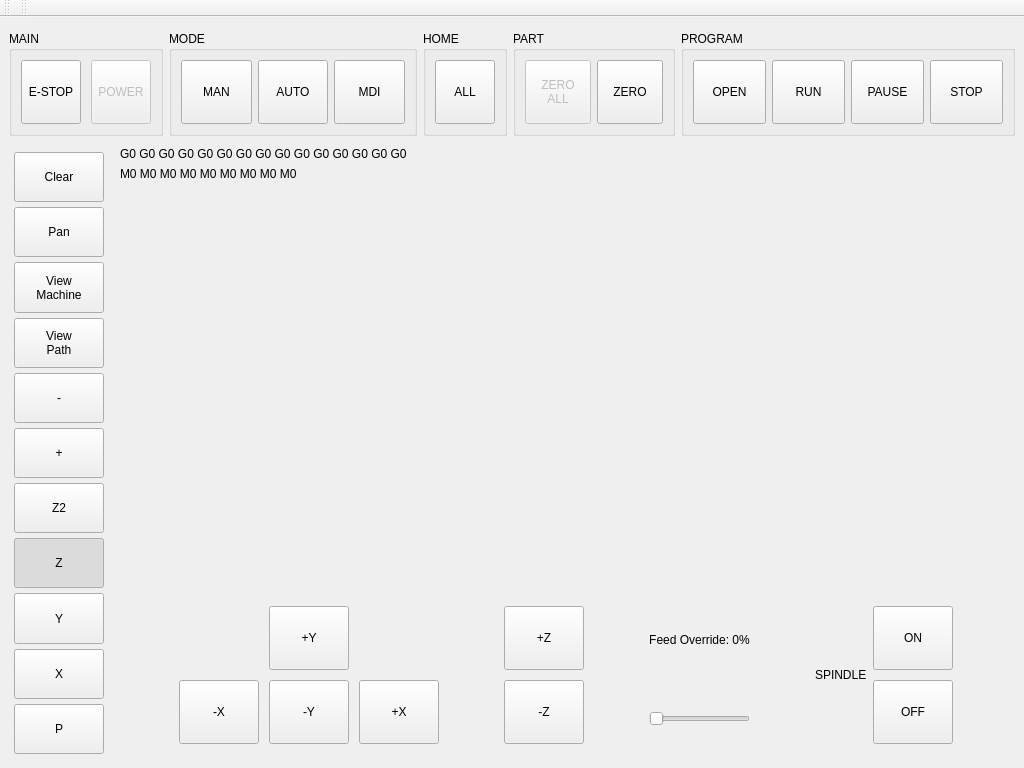
Above: tnc/ui/window.ui from kcjengr/turbonc before the change. Below: the same form after it.
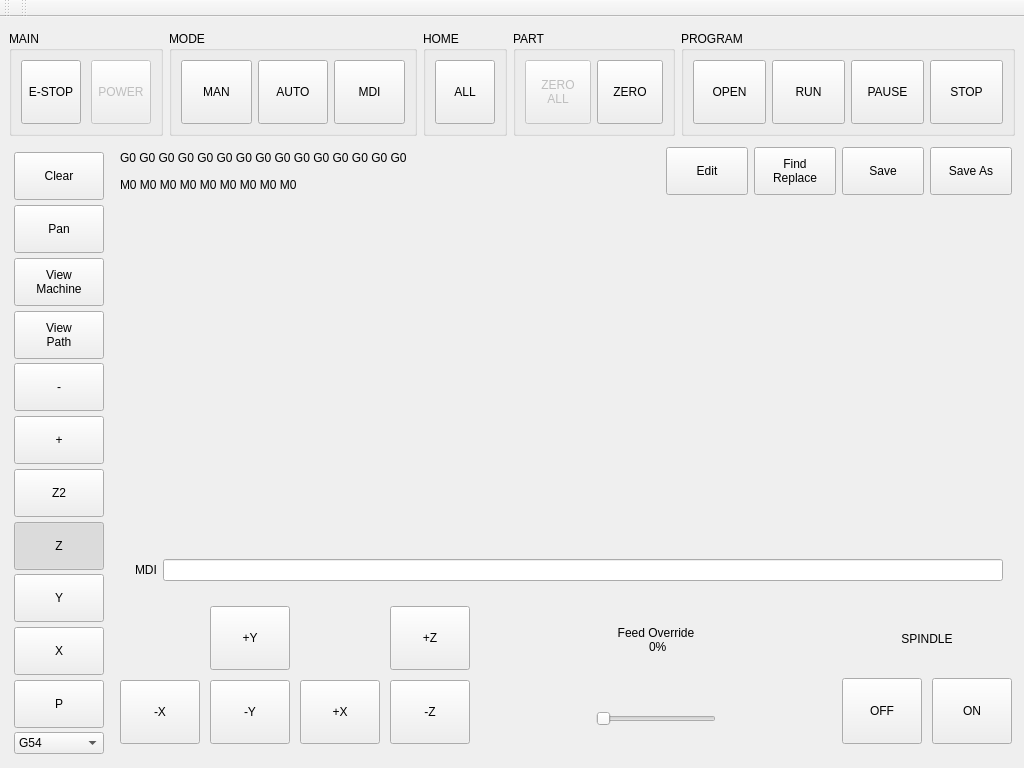
That is the form after the change. Icons and pictures are not drawn. Custom widgets are drawn as their Qt base class.

```diff
--- a/tnc/ui/window.ui
+++ b/tnc/ui/window.ui
@@ -730,11 +730,63 @@
            </property>
           </widget>
          </item>
+         <item>
+          <widget class="ActionComboBox" name="actioncombobox">
+           <property name="actionName" stdset="0">
+            <string>machine.set-work-coord</string>
+           </property>
+           <item>
+            <property name="text">
+             <string>G54</string>
+            </property>
+           </item>
+           <item>
+            <property name="text">
+             <string>G55</string>
+            </property>
+           </item>
+           <item>
+            <property name="text">
+             <string>G56</string>
+            </property>
+           </item>
+           <item>
+            <property name="text">
+             <string>G57</string>
+            </property>
+           </item>
+           <item>
+            <property name="text">
+             <string>G58</string>
+            </property>
+           </item>
+           <item>
+            <property name="text">
+             <string>G59</string>
+            </property>
+           </item>
+           <item>
+            <property name="text">
+             <string>G59.1</string>
+            </property>
+           </item>
+           <item>
+            <property name="text">
+             <string>G59.2</string>
+            </property>
+           </item>
+           <item>
+            <property name="text">
+             <string>G59.3</string>
+            </property>
+           </item>
+          </widget>
+         </item>
         </layout>
        </widget>
       </item>
       <item>
-       <layout class="QVBoxLayout" name="verticalLayout_4" stretch="0,0,0,0">
+       <layout class="QVBoxLayout" name="verticalLayout_4" stretch="0,0,0">
         <property name="spacing">
          <number>6</number>
         </property>
@@ -751,33 +803,149 @@
          <number>15</number>
         </property>
         <item>
-         <widget class="StatusLabel" name="statuslabel_13">
-          <property name="enabled">
-           <bool>true</bool>
-          </property>
-          <property name="text">
-           <string>G0 G0 G0 G0 G0 G0 G0 G0 G0 G0 G0 G0 G0 G0 G0</string>
-          </property>
-          <property name="rules" stdset="0">
-           <string>[{&quot;channels&quot;: [{&quot;trigger&quot;: true, &quot;type&quot;: &quot;str&quot;, &quot;url&quot;: &quot;status:gcodes?text&quot;}], &quot;property&quot;: &quot;Text&quot;, &quot;expression&quot;: &quot;ch[0]&quot;, &quot;name&quot;: &quot;Active Codes&quot;}]</string>
-          </property>
-          <property name="statusItem" stdset="0">
-           <string/>
-          </property>
-         </widget>
-        </item>
-        <item>
-         <widget class="StatusLabel" name="statuslabel_14">
-          <property name="text">
-           <string>M0 M0 M0 M0 M0 M0 M0 M0 M0</string>
-          </property>
-          <property name="rules" stdset="0">
-           <string>[{&quot;channels&quot;: [{&quot;trigger&quot;: true, &quot;type&quot;: &quot;str&quot;, &quot;url&quot;: &quot;status:mcodes?text&quot;}], &quot;property&quot;: &quot;Text&quot;, &quot;expression&quot;: &quot;ch[0]&quot;, &quot;name&quot;: &quot;Active Mcodes&quot;}]</string>
-          </property>
-          <property name="statusItem" stdset="0">
-           <string/>
-          </property>
-         </widget>
+         <layout class="QHBoxLayout" name="horizontalLayout_10">
+          <item>
+           <layout class="QVBoxLayout" name="verticalLayout_7">
+            <item>
+             <widget class="StatusLabel" name="statuslabel_13">
+              <property name="enabled">
+               <bool>true</bool>
+              </property>
+              <property name="sizePolicy">
+               <sizepolicy hsizetype="Minimum" vsizetype="Preferred">
+                <horstretch>0</horstretch>
+                <verstretch>0</verstretch>
+               </sizepolicy>
+              </property>
+              <property name="minimumSize">
+               <size>
+                <width>0</width>
+                <height>0</height>
+               </size>
+              </property>
+              <property name="text">
+               <string>G0 G0 G0 G0 G0 G0 G0 G0 G0 G0 G0 G0 G0 G0 G0</string>
+              </property>
+              <property name="rules" stdset="0">
+               <string>[{&quot;channels&quot;: [{&quot;trigger&quot;: true, &quot;type&quot;: &quot;str&quot;, &quot;url&quot;: &quot;status:gcodes?text&quot;}], &quot;property&quot;: &quot;Text&quot;, &quot;expression&quot;: &quot;ch[0]&quot;, &quot;name&quot;: &quot;Active Codes&quot;}]</string>
+              </property>
+              <property name="statusItem" stdset="0">
+               <string/>
+              </property>
+             </widget>
+            </item>
+            <item>
+             <widget class="StatusLabel" name="statuslabel_14">
+              <property name="sizePolicy">
+               <sizepolicy hsizetype="Minimum" vsizetype="Preferred">
+                <horstretch>0</horstretch>
+                <verstretch>0</verstretch>
+               </sizepolicy>
+              </property>
+              <property name="minimumSize">
+               <size>
+                <width>0</width>
+                <height>0</height>
+               </size>
+              </property>
+              <property name="text">
+               <string>M0 M0 M0 M0 M0 M0 M0 M0 M0</string>
+              </property>
+              <property name="rules" stdset="0">
+               <string>[{&quot;channels&quot;: [{&quot;trigger&quot;: true, &quot;type&quot;: &quot;str&quot;, &quot;url&quot;: &quot;status:mcodes?text&quot;}], &quot;property&quot;: &quot;Text&quot;, &quot;expression&quot;: &quot;ch[0]&quot;, &quot;name&quot;: &quot;Active Mcodes&quot;}]</string>
+              </property>
+              <property name="statusItem" stdset="0">
+               <string/>
+              </property>
+             </widget>
+            </item>
+           </layout>
+          </item>
+          <item>
+           <layout class="QHBoxLayout" name="horizontalLayout_12" stretch="0,0,0,0">
+            <item>
+             <widget class="QPushButton" name="pushButton_4">
+              <property name="minimumSize">
+               <size>
+                <width>64</width>
+                <height>48</height>
+               </size>
+              </property>
+              <property name="maximumSize">
+               <size>
+                <width>82</width>
+                <height>16777215</height>
+               </size>
+              </property>
+              <property name="text">
+               <string>Edit</string>
+              </property>
+              <property name="checkable">
+               <bool>true</bool>
+              </property>
+             </widget>
+            </item>
+            <item>
+             <widget class="QPushButton" name="pushButton_3">
+              <property name="minimumSize">
+               <size>
+                <width>64</width>
+                <height>48</height>
+               </size>
+              </property>
+              <property name="maximumSize">
+               <size>
+                <width>82</width>
+                <height>16777215</height>
+               </size>
+              </property>
+              <property name="text">
+               <string>Find
+Replace</string>
+              </property>
+             </widget>
+            </item>
+            <item>
+             <widget class="QPushButton" name="pushButton_2">
+              <property name="minimumSize">
+               <size>
+                <width>64</width>
+                <height>48</height>
+               </size>
+              </property>
+              <property name="maximumSize">
+               <size>
+                <width>82</width>
+                <height>16777215</height>
+               </size>
+              </property>
+              <property name="text">
+               <string>Save</string>
+              </property>
+             </widget>
+            </item>
+            <item>
+             <widget class="QPushButton" name="pushButton">
+              <property name="minimumSize">
+               <size>
+                <width>64</width>
+                <height>48</height>
+               </size>
+              </property>
+              <property name="maximumSize">
+               <size>
+                <width>82</width>
+                <height>16777215</height>
+               </size>
+              </property>
+              <property name="text">
+               <string>Save As</string>
+              </property>
+             </widget>
+            </item>
+           </layout>
+          </item>
+         </layout>
         </item>
         <item>
          <widget class="QStackedWidget" name="stackedwidget">
@@ -810,6 +978,27 @@
               </property>
              </widget>
             </item>
+            <item>
+             <layout class="QVBoxLayout" name="verticalLayout_8">
+              <item>
+               <widget class="GcodeEditor" name="gcodeeditor"/>
+              </item>
+              <item>
+               <layout class="QHBoxLayout" name="horizontalLayout_13">
+                <item>
+                 <widget class="QLabel" name="label">
+                  <property name="text">
+                   <string>MDI</string>
+                  </property>
+                 </widget>
+                </item>
+                <item>
+                 <widget class="MDIEntry" name="mdientry"/>
+                </item>
+               </layout>
+              </item>
+             </layout>
+            </item>
            </layout>
           </widget>
           <widget class="QWidget" name="page_2"/>
@@ -820,29 +1009,13 @@
           <property name="topMargin">
            <number>10</number>
           </property>
-          <item>
-           <spacer name="horizontalSpacer">
-            <property name="orientation">
-             <enum>Qt::Horizontal</enum>
-            </property>
-            <property name="sizeType">
-             <enum>QSizePolicy::Expanding</enum>
-            </property>
-            <property name="sizeHint" stdset="0">
-             <size>
-              <width>40</width>
-              <height>20</height>
-             </size>
-            </property>
-           </spacer>
-          </item>
           <item>
            <layout class="QGridLayout" name="gridLayout">
             <property name="spacing">
              <number>10</number>
             </property>
-            <item row="0" column="2">
-             <widget class="ActionButton" name="jogyplus_abutton">
+            <item row="0" column="5">
+             <widget class="ActionButton" name="jogzplus_abutton">
               <property name="minimumSize">
                <size>
                 <width>64</width>
@@ -856,7 +1029,7 @@
                </size>
               </property>
               <property name="text">
-               <string>+Y</string>
+               <string>+Z</string>
               </property>
               <property name="actionName" stdset="0">
                <string>machine.jog.axis:y,pos</string>
@@ -885,8 +1058,8 @@
               </property>
              </widget>
             </item>
-            <item row="1" column="3">
-             <widget class="ActionButton" name="jogxplus_abutton">
+            <item row="1" column="5">
+             <widget class="ActionButton" name="jogzmin_abutton">
               <property name="minimumSize">
                <size>
                 <width>64</width>
@@ -900,7 +1073,7 @@
                </size>
               </property>
               <property name="text">
-               <string>+X</string>
+               <string>-Z</string>
               </property>
               <property name="actionName" stdset="0">
                <string>machine.jog.axis:x,pos</string>
@@ -929,31 +1102,8 @@
               </property>
              </widget>
             </item>
-           </layout>
-          </item>
-          <item>
-           <spacer name="horizontalSpacer_2">
-            <property name="orientation">
-             <enum>Qt::Horizontal</enum>
-            </property>
-            <property name="sizeType">
-             <enum>QSizePolicy::Expanding</enum>
-            </property>
-            <property name="sizeHint" stdset="0">
-             <size>
-              <width>40</width>
-              <height>20</height>
-             </size>
-            </property>
-           </spacer>
-          </item>
-          <item>
-           <layout class="QGridLayout" name="gridLayout_2">
-            <property name="spacing">
-             <number>10</number>
-            </property>
-            <item row="1" column="0">
-             <widget class="ActionButton" name="jogzmin_abutton">
+            <item row="0" column="2">
+             <widget class="ActionButton" name="jogyplus_abutton">
               <property name="minimumSize">
                <size>
                 <width>64</width>
@@ -967,15 +1117,15 @@
                </size>
               </property>
               <property name="text">
-               <string>-Z</string>
+               <string>+Y</string>
               </property>
               <property name="actionName" stdset="0">
                <string>machine.jog.axis:z,neg</string>
               </property>
              </widget>
             </item>
-            <item row="0" column="0">
-             <widget class="ActionButton" name="jogzplus_abutton">
+            <item row="1" column="3">
+             <widget class="ActionButton" name="jogxplus_abutton">
               <property name="minimumSize">
                <size>
                 <width>64</width>
@@ -989,7 +1139,7 @@
                </size>
               </property>
               <property name="text">
-               <string>+Z</string>
+               <string>+X</string>
               </property>
               <property name="actionName" stdset="0">
                <string>machine.jog.axis:z,pos</string>
@@ -1019,7 +1169,11 @@
             <item>
              <widget class="StatusLabel" name="feedover_slabel">
               <property name="text">
-               <string>Feed Override: 0%</string>
+               <string>Feed Override
+ 0%</string>
+              </property>
+              <property name="textFormat">
+               <enum>Qt::AutoText</enum>
               </property>
               <property name="alignment">
                <set>Qt::AlignCenter</set>
@@ -1041,10 +1195,7 @@
 ]</string>
               </property>
               <property name="format" stdset="0">
-               <string>&lt;b&gt;Feed Override:&lt;/b&gt; {:.0%}</string>
-              </property>
-              <property name="statusItem" stdset="0">
-               <string>feedrate</string>
+               <string>&lt;b&gt;FEED:&lt;/b&gt; {:.0%}</string>
               </property>
              </widget>
             </item>
@@ -1058,7 +1209,7 @@
               </property>
               <property name="minimumSize">
                <size>
-                <width>50</width>
+                <width>120</width>
                 <height>64</height>
                </size>
               </property>
@@ -1095,76 +1246,70 @@
            </spacer>
           </item>
           <item>
-           <widget class="QLabel" name="label_4">
-            <property name="text">
-             <string>SPINDLE</string>
-            </property>
-           </widget>
-          </item>
-          <item>
-           <layout class="QGridLayout" name="gridLayout_3">
-            <property name="spacing">
-             <number>10</number>
-            </property>
-            <item row="0" column="0">
-             <widget class="ActionButton" name="spindleon_abutton">
-              <property name="minimumSize">
-               <size>
-                <width>64</width>
-                <height>64</height>
-               </size>
-              </property>
-              <property name="maximumSize">
-               <size>
-                <width>100</width>
-                <height>100</height>
-               </size>
-              </property>
+           <layout class="QVBoxLayout" name="verticalLayout_5">
+            <item>
+             <widget class="QLabel" name="label_4">
               <property name="text">
-               <string>ON</string>
+               <string>SPINDLE</string>
               </property>
-              <property name="actionName" stdset="0">
-               <string>spindle.forward</string>
+              <property name="alignment">
+               <set>Qt::AlignCenter</set>
               </property>
              </widget>
             </item>
-            <item row="1" column="0">
-             <widget class="ActionButton" name="spindleoff_abutton">
-              <property name="minimumSize">
-               <size>
-                <width>64</width>
-                <height>64</height>
-               </size>
+            <item>
+             <layout class="QHBoxLayout" name="horizontalLayout_11">
+              <property name="spacing">
+               <number>10</number>
               </property>
-              <property name="maximumSize">
-               <size>
-                <width>100</width>
-                <height>100</height>
-               </size>
-              </property>
-              <property name="text">
-               <string>OFF</string>
-              </property>
-              <property name="actionName" stdset="0">
-               <string>spindle.off</string>
-              </property>
-             </widget>
+              <item>
+               <widget class="ActionButton" name="spindleoff_abutton">
+                <property name="minimumSize">
+                 <size>
+                  <width>64</width>
+                  <height>64</height>
+                 </size>
+                </property>
+                <property name="maximumSize">
+                 <size>
+                  <width>100</width>
+                  <height>100</height>
+                 </size>
+                </property>
+                <property name="text">
+                 <string>OFF</string>
+                </property>
+                <property name="actionName" stdset="0">
+                 <string>spindle.off</string>
+                </property>
+               </widget>
+              </item>
+              <item>
+               <widget class="ActionButton" name="spindleon_abutton">
+                <property name="minimumSize">
+                 <size>
+                  <width>64</width>
+                  <height>64</height>
+                 </size>
+                </property>
+                <property name="maximumSize">
+                 <size>
+                  <width>100</width>
+                  <height>100</height>
+                 </size>
+                </property>
+                <property name="text">
+                 <string>ON</string>
+                </property>
+                <property name="actionName" stdset="0">
+                 <string>spindle.forward</string>
+                </property>
+               </widget>
+              </item>
+             </layout>
             </item>
            </layout>
           </item>
-          <item>
-           <spacer name="horizontalSpacer_5">
-            <property name="orientation">
-             <enum>Qt::Horizontal</enum>
-            </property>
-            <property name="sizeHint" stdset="0">
-             <size>
-              <width>40</width>
-              <height>20</height>
-             </size>
-            </property>
-           </spacer>
-          </item>
          </layout>
         </item>
        </layout>
@@ -1464,6 +1609,11 @@
    <extends>QPushButton</extends>
    <header>qtpyvcp.widgets.button_widgets.dialog_button</header>
   </customwidget>
+  <customwidget>
+   <class>MDIEntry</class>
+   <extends>QLineEdit</extends>
+   <header>qtpyvcp.widgets.input_widgets.mdientry_widget</header>
+  </customwidget>
   <customwidget>
    <class>ActionSlider</class>
    <extends>QSlider</extends>
@@ -1479,6 +1629,12 @@
    <extends>QPushButton</extends>
    <header>qtpyvcp.widgets.button_widgets.mdi_button</header>
   </customwidget>
+  <customwidget>
+   <class>GcodeEditor</class>
+   <extends>QFrame</extends>
+   <header>qtpyvcp.widgets.input_widgets.gcode_editor</header>
+   <container>1</container>
+  </customwidget>
   <customwidget>
    <class>VCPMainWindow</class>
    <extends>QMainWindow</extends>
@@ -1490,6 +1646,11 @@
    <extends>QWidget</extends>
    <header>qtpyvcp.widgets.display_widgets.vtk_backplot.vtk_backplot</header>
   </customwidget>
+  <customwidget>
+   <class>ActionComboBox</class>
+   <extends>QComboBox</extends>
+   <header>qtpyvcp.widgets.input_widgets.action_combobox</header>
+  </customwidget>
   <customwidget>
    <class>ActionButton</class>
    <extends>QPushButton</extends>
```
Left out of the diff: 171 changed lines with no effect on the pictures.
